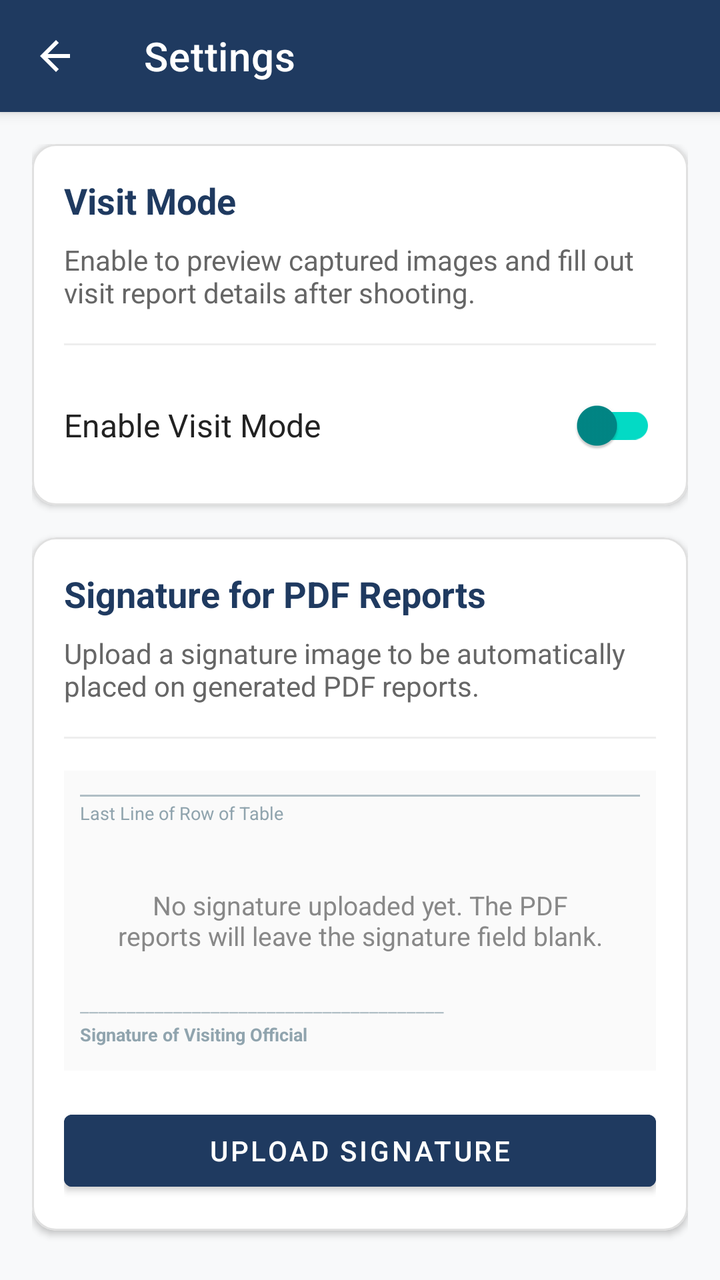
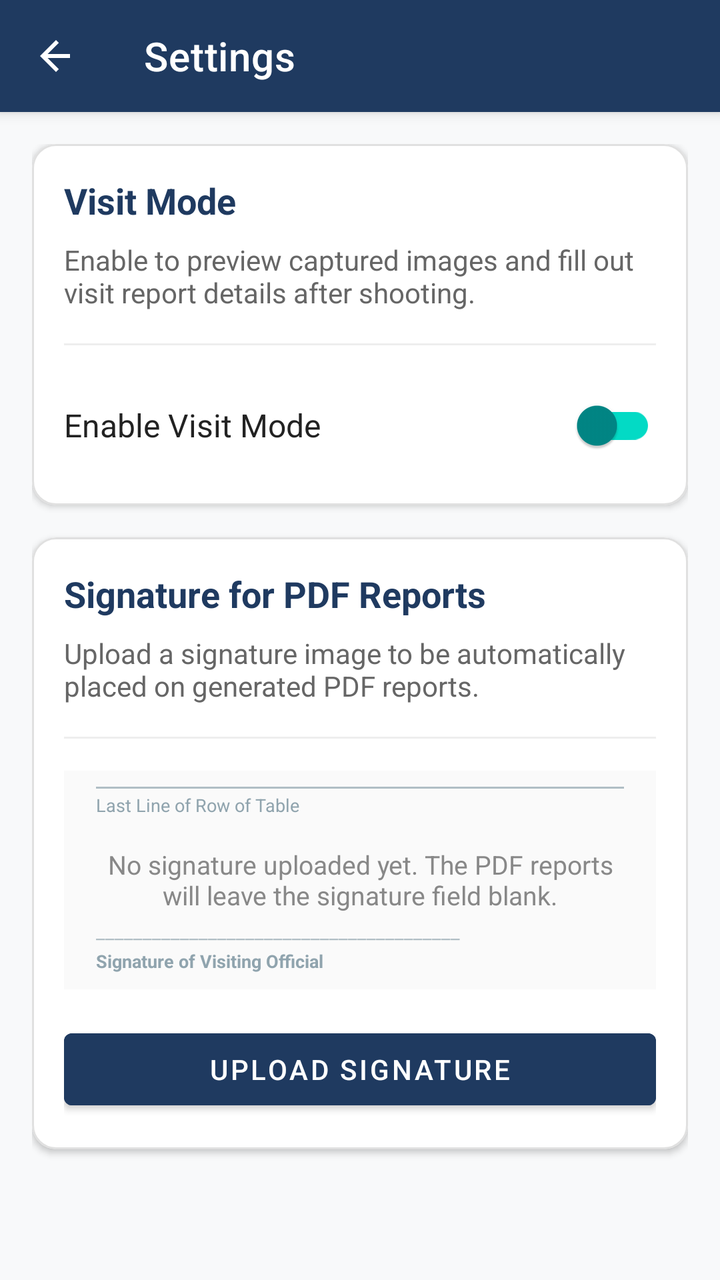

Compare the two renders of this Android layout. The source of the first and the diff that turns it into the second are given below.
<!-- AndroidManifest.xml: application theme Theme.MaterialComponents.Light.NoActionBar -->
<!-- res/layout/activity_settings.xml -->
<?xml version="1.0" encoding="utf-8"?>
<androidx.coordinatorlayout.widget.CoordinatorLayout xmlns:android="http://schemas.android.com/apk/res/android"
    xmlns:app="http://schemas.android.com/apk/res-auto"
    xmlns:tools="http://schemas.android.com/tools"
    android:layout_width="match_parent"
    android:layout_height="match_parent"
    android:background="#F8F9FA">

    
    <com.google.android.material.appbar.AppBarLayout
        android:layout_width="match_parent"
        android:layout_height="wrap_content"
        android:theme="@style/ThemeOverlay.MaterialComponents.Dark.ActionBar">

        <com.google.android.material.appbar.MaterialToolbar
            android:id="@+id/settingsToolbar"
            android:layout_width="match_parent"
            android:layout_height="?attr/actionBarSize"
            android:background="#1F3A60"
            app:title="@string/settings"
            app:titleTextColor="@color/white"
            app:navigationIcon="@drawable/ic_back_white" />

    </com.google.android.material.appbar.AppBarLayout>

    
    <androidx.core.widget.NestedScrollView
        android:layout_width="match_parent"
        android:layout_height="match_parent"
        app:layout_behavior="@string/appbar_scrolling_view_behavior">

        <LinearLayout
            android:layout_width="match_parent"
            android:layout_height="wrap_content"
            android:orientation="vertical"
            android:padding="16dp">

            
            <com.google.android.material.card.MaterialCardView
                android:layout_width="match_parent"
                android:layout_height="wrap_content"
                android:layout_marginBottom="16dp"
                app:cardCornerRadius="12dp"
                app:cardElevation="2dp"
                app:cardBackgroundColor="@color/white"
                app:strokeColor="#E0E0E0"
                app:strokeWidth="1dp">

                <LinearLayout
                    android:layout_width="match_parent"
                    android:layout_height="wrap_content"
                    android:orientation="vertical"
                    android:padding="16dp">

                    <TextView
                        android:layout_width="match_parent"
                        android:layout_height="wrap_content"
                        android:text="@string/visit_mode"
                        android:textColor="#1F3A60"
                        android:textSize="18sp"
                        android:textStyle="bold"
                        android:layout_marginBottom="8dp" />

                    <TextView
                        android:layout_width="match_parent"
                        android:layout_height="wrap_content"
                        android:text="@string/visit_mode_description"
                        android:textColor="#666666"
                        android:textSize="14sp"
                        android:layout_marginBottom="16dp" />

                    <View
                        android:layout_width="match_parent"
                        android:layout_height="1dp"
                        android:background="#EEEEEE"
                        android:layout_marginBottom="16dp" />

                    <com.google.android.material.switchmaterial.SwitchMaterial
                        android:id="@+id/visitModeSwitch"
                        android:layout_width="match_parent"
                        android:layout_height="wrap_content"
                        android:text="Enable Visit Mode"
                        android:textColor="#222222"
                        android:textSize="16sp"
                        app:thumbTint="@color/teal_700"
                        app:trackTint="@color/teal_200" />

                </LinearLayout>

            </com.google.android.material.card.MaterialCardView>

            
            <com.google.android.material.card.MaterialCardView
                android:layout_width="match_parent"
                android:layout_height="wrap_content"
                android:layout_marginBottom="24dp"
                app:cardCornerRadius="12dp"
                app:cardElevation="2dp"
                app:cardBackgroundColor="@color/white"
                app:strokeColor="#E0E0E0"
                app:strokeWidth="1dp">

                <LinearLayout
                    android:layout_width="match_parent"
                    android:layout_height="wrap_content"
                    android:orientation="vertical"
                    android:padding="16dp">

                    <TextView
                        android:layout_width="match_parent"
                        android:layout_height="wrap_content"
                        android:text="@string/signature_section_title"
                        android:textColor="#1F3A60"
                        android:textSize="18sp"
                        android:textStyle="bold"
                        android:layout_marginBottom="8dp" />

                    <TextView
                        android:layout_width="match_parent"
                        android:layout_height="wrap_content"
                        android:text="@string/signature_description"
                        android:textColor="#666666"
                        android:textSize="14sp"
                        android:layout_marginBottom="16dp" />

                    <View
                        android:layout_width="match_parent"
                        android:layout_height="1dp"
                        android:background="#EEEEEE"
                        android:layout_marginBottom="16dp" />

                    
                    <FrameLayout
                        android:layout_width="match_parent"
                        android:layout_height="150dp"
                        android:background="#FAFAFA"
                        android:padding="8dp"
                        android:clipChildren="false"
                        android:clipToPadding="false"
                        android:layout_marginBottom="16dp">

                        
                        <LinearLayout
                            android:layout_width="match_parent"
                            android:layout_height="wrap_content"
                            android:orientation="vertical"
                            android:layout_gravity="top"
                            android:layout_marginTop="4dp">
                            
                            <View
                                android:layout_width="match_parent"
                                android:layout_height="1dp"
                                android:background="#B0BEC5" />
                                
                            <TextView
                                android:layout_width="wrap_content"
                                android:layout_height="wrap_content"
                                android:text="Last Line of Row of Table"
                                android:textColor="#90A4AE"
                                android:textSize="9sp"
                                android:layout_marginTop="2dp" />
                        </LinearLayout>

                        
                        <LinearLayout
                            android:layout_width="match_parent"
                            android:layout_height="wrap_content"
                            android:orientation="vertical"
                            android:layout_gravity="bottom"
                            android:gravity="start"
                            android:layout_marginBottom="4dp">

                            <TextView
                                android:layout_width="wrap_content"
                                android:layout_height="wrap_content"
                                android:text="_______________________________________"
                                android:textColor="#B0BEC5"
                                android:textSize="10sp" />

                            <TextView
                                android:layout_width="wrap_content"
                                android:layout_height="wrap_content"
                                android:text="Signature of Visiting Official"
                                android:textColor="#90A4AE"
                                android:textStyle="bold"
                                android:textSize="9sp"
                                android:layout_marginTop="2dp" />
                        </LinearLayout>

                        
                        <com.google.android.material.card.MaterialCardView
                            android:id="@+id/signaturePreviewBorderCard"
                            android:layout_width="120dp"
                            android:layout_height="40dp"
                            android:layout_gravity="center"
                            app:cardCornerRadius="2dp"
                            app:cardElevation="0dp"
                            app:strokeColor="#1F3A60"
                            app:strokeWidth="1dp"
                            app:cardBackgroundColor="#22FFFFFF"
                            android:visibility="gone"
                            tools:visibility="visible">

                            <ImageView
                                android:id="@+id/signaturePreviewImage"
                                android:layout_width="match_parent"
                                android:layout_height="match_parent"
                                android:padding="2dp"
                                android:scaleType="fitXY" />

                        </com.google.android.material.card.MaterialCardView>

                        <TextView
                            android:id="@+id/noSignatureText"
                            android:layout_width="match_parent"
                            android:layout_height="match_parent"
                            android:gravity="center"
                            android:padding="16dp"
                            android:text="@string/no_signature_hint"
                            android:textColor="#888888"
                            android:textSize="13sp" />

                    </FrameLayout>

                    
                    <LinearLayout
                        android:layout_width="match_parent"
                        android:layout_height="wrap_content"
                        android:orientation="horizontal">

                        <com.google.android.material.button.MaterialButton
                            android:id="@+id/btnUploadSignature"
                            android:layout_width="0dp"
                            android:layout_height="wrap_content"
                            android:layout_weight="1.2"
                            android:text="@string/upload_signature"
                            android:backgroundTint="#1F3A60"
                            android:textColor="@color/white" />

                        <Space
                            android:id="@+id/btnEditSpace"
                            android:layout_width="8dp"
                            android:layout_height="wrap_content"
                            android:visibility="gone"
                            tools:visibility="visible" />

                        <com.google.android.material.button.MaterialButton
                            android:id="@+id/btnEditSignature"
                            style="@style/Widget.MaterialComponents.Button.OutlinedButton"
                            android:layout_width="0dp"
                            android:layout_height="wrap_content"
                            android:layout_weight="1"
                            android:text="Edit"
                            android:textColor="#1F3A60"
                            app:strokeColor="#1F3A60"
                            android:visibility="gone"
                            tools:visibility="visible" />

                        <Space
                            android:id="@+id/btnClearSpace"
                            android:layout_width="8dp"
                            android:layout_height="wrap_content"
                            android:visibility="gone"
                            tools:visibility="visible" />

                        <com.google.android.material.button.MaterialButton
                            android:id="@+id/btnClearSignature"
                            style="@style/Widget.MaterialComponents.Button.OutlinedButton"
                            android:layout_width="0dp"
                            android:layout_height="wrap_content"
                            android:layout_weight="1"
                            android:text="@string/clear_signature"
                            android:textColor="#D32F2F"
                            app:strokeColor="#D32F2F"
                            android:visibility="gone"
                            tools:visibility="visible" />

                    </LinearLayout>

                    
                    <LinearLayout
                        android:id="@+id/signatureSizeContainer"
                        android:layout_width="match_parent"
                        android:layout_height="wrap_content"
                        android:orientation="vertical"
                        android:layout_marginTop="16dp"
                        android:visibility="gone"
                        tools:visibility="visible">

                        <View
                            android:layout_width="match_parent"
                            android:layout_height="1dp"
                            android:background="#EEEEEE"
                            android:layout_marginBottom="12dp" />

                        <TextView
                            android:layout_width="match_parent"
                            android:layout_height="wrap_content"
                            android:text="PDF Signature Sizing (Dynamic)"
                            android:textStyle="bold"
                            android:textColor="#1F3A60"
                            android:textSize="13sp"
                            android:layout_marginBottom="8dp" />

                        
                        <TextView
                            android:id="@+id/sigWidthLabel"
                            android:layout_width="match_parent"
                            android:layout_height="wrap_content"
                            android:text="Display Width: 120pt"
                            android:textSize="12sp"
                            android:textColor="#555555"
                            android:layout_marginBottom="4dp" />

                        <SeekBar
                            android:id="@+id/sigWidthSeekBar"
                            android:layout_width="match_parent"
                            android:layout_height="wrap_content"
                            android:max="300"
                            android:progress="120"
                            android:paddingStart="12dp"
                            android:paddingEnd="12dp"
                            android:layout_marginBottom="12dp" />

                        
                        <TextView
                            android:id="@+id/sigHeightLabel"
                            android:layout_width="match_parent"
                            android:layout_height="wrap_content"
                            android:text="Display Height: 40pt"
                            android:textSize="12sp"
                            android:textColor="#555555"
                            android:layout_marginBottom="4dp" />

                        <SeekBar
                            android:id="@+id/sigHeightSeekBar"
                            android:layout_width="match_parent"
                            android:layout_height="wrap_content"
                            android:max="150"
                            android:progress="40"
                            android:paddingStart="12dp"
                            android:paddingEnd="12dp"
                            android:layout_marginBottom="12dp" />

                        
                        <TextView
                            android:id="@+id/sigOffsetXLabel"
                            android:layout_width="match_parent"
                            android:layout_height="wrap_content"
                            android:text="Horizontal Shift: 0pt"
                            android:textSize="12sp"
                            android:textColor="#555555"
                            android:layout_marginBottom="4dp" />

                        <SeekBar
                            android:id="@+id/sigOffsetXSeekBar"
                            android:layout_width="match_parent"
                            android:layout_height="wrap_content"
                            android:max="200"
                            android:progress="100"
                            android:paddingStart="12dp"
                            android:paddingEnd="12dp"
                            android:layout_marginBottom="12dp" />

                        
                        <TextView
                            android:id="@+id/sigOffsetYLabel"
                            android:layout_width="match_parent"
                            android:layout_height="wrap_content"
                            android:text="Vertical Shift: 0pt"
                            android:textSize="12sp"
                            android:textColor="#555555"
                            android:layout_marginBottom="4dp" />

                        <SeekBar
                            android:id="@+id/sigOffsetYSeekBar"
                            android:layout_width="match_parent"
                            android:layout_height="wrap_content"
                            android:max="120"
                            android:progress="60"
                            android:paddingStart="12dp"
                            android:paddingEnd="12dp"
                            android:layout_marginBottom="12dp" />

                        
                        <TextView
                            android:id="@+id/sigRotationLabel"
                            android:layout_width="match_parent"
                            android:layout_height="wrap_content"
                            android:text="Curve/Slant Rotation: 0°"
                            android:textSize="12sp"
                            android:textColor="#555555"
                            android:layout_marginBottom="4dp" />

                        <SeekBar
                            android:id="@+id/sigRotationSeekBar"
                            android:layout_width="match_parent"
                            android:layout_height="wrap_content"
                            android:max="90"
                            android:progress="45"
                            android:paddingStart="12dp"
                            android:paddingEnd="12dp" />

                    </LinearLayout>

                </LinearLayout>

            </com.google.android.material.card.MaterialCardView>

        </LinearLayout>

    </androidx.core.widget.NestedScrollView>

</androidx.coordinatorlayout.widget.CoordinatorLayout>
<!-- resources referenced by this layout -->
<resources>
  <color name="teal_200">#FF03DAC5</color>
  <color name="teal_700">#FF018786</color>
  <color name="white">#FFFFFFFF</color>
  <!-- drawable ic_back_white (drawable) -->
  <vector xmlns:android="http://schemas.android.com/apk/res/android"
      android:width="24dp"
      android:height="24dp"
      android:viewportWidth="24"
      android:viewportHeight="24"
      android:tint="@android:color/white">
      <path
          android:fillColor="@android:color/white"
          android:pathData="M19,11H7.83l5.59,-5.59L12,4l-8,8 8,8 1.41,-1.41L7.83,13H19v-2z"/>
  </vector>
  <string name="clear_signature">Clear Signature</string>
  <string name="no_signature_hint">No signature uploaded yet. The PDF reports will leave the signature field blank.</string>
  <string name="settings">Settings</string>
  <string name="signature_description">Upload a signature image to be automatically placed on generated PDF reports.</string>
  <string name="signature_section_title">Signature for PDF Reports</string>
  <string name="upload_signature">Upload Signature</string>
  <string name="visit_mode">Visit Mode</string>
  <string name="visit_mode_description">Enable to preview captured images and fill out visit report details after shooting.</string>
</resources>

<!-- the commit's change to res/layout/activity_settings.xml (unified diff, before → after) -->
@@ -131,84 +131,109 @@
 
                     
                     <FrameLayout
-                        android:layout_width="match_parent"
-                        android:layout_height="150dp"
+                        android:id="@+id/signaturePreviewFrame"
+                        android:layout_width="match_parent"
+                        android:layout_height="wrap_content"
                         android:background="#FAFAFA"
-                        android:padding="8dp"
                         android:clipChildren="false"
                         android:clipToPadding="false"
                         android:layout_marginBottom="16dp">
 
                         
                         <LinearLayout
+                            android:id="@+id/signaturePreviewContentArea"
                             android:layout_width="match_parent"
                             android:layout_height="wrap_content"
                             android:orientation="vertical"
-                            android:layout_gravity="top"
-                            android:layout_marginTop="4dp">
+                            android:layout_marginStart="16dp"
+                            android:layout_marginEnd="16dp"
+                            android:layout_marginTop="8dp"
+                            android:layout_marginBottom="8dp"
+                            android:clipChildren="false"
+                            android:clipToPadding="false">
+
                             
-                            <View
+                            <LinearLayout
+                                android:id="@+id/sigPreviewTableLine"
                                 android:layout_width="match_parent"
-                                android:layout_height="1dp"
-                                android:background="#B0BEC5" />
+                                android:layout_height="wrap_content"
+                                android:orientation="vertical">
                                 
-                            <TextView
-                                android:layout_width="wrap_content"
+                                <View
+                                    android:layout_width="match_parent"
+                                    android:layout_height="1dp"
+                                    android:background="#B0BEC5" />
+                                    
+                                <TextView
+                                    android:layout_width="wrap_content"
+                                    android:layout_height="wrap_content"
+                                    android:text="Last Line of Row of Table"
+                                    android:textColor="#90A4AE"
+                                    android:textSize="9sp"
+                                    android:layout_marginTop="2dp" />
+                            </LinearLayout>
+
+                            
+                            <FrameLayout
+                                android:id="@+id/sigPreviewFloatArea"
+                                android:layout_width="match_parent"
+                                android:layout_height="50dp"
+                                android:clipChildren="false"
+                                android:clipToPadding="false">
+
+                                
+                                
+                                <com.google.android.material.card.MaterialCardView
+                                    android:id="@+id/signaturePreviewBorderCard"
+                                    android:layout_width="120dp"
+                                    android:layout_height="40dp"
+                                    android:layout_gravity="bottom|start"
+                                    android:layout_marginBottom="2dp"
+                                    app:cardCornerRadius="2dp"
+                                    app:cardElevation="0dp"
+                                    app:strokeColor="#1F3A60"
+                                    app:strokeWidth="1dp"
+                                    app:cardBackgroundColor="#22FFFFFF"
+                                    android:visibility="gone"
+                                    tools:visibility="visible">
+
+                                    <ImageView
+                                        android:id="@+id/signaturePreviewImage"
+                                        android:layout_width="match_parent"
+                                        android:layout_height="match_parent"
+                                        android:padding="2dp"
+                                        android:scaleType="fitXY" />
+
+                                </com.google.android.material.card.MaterialCardView>
+
+                            </FrameLayout>
+
+                            
+                            <LinearLayout
+                                android:id="@+id/sigPreviewSignatureLine"
+                                android:layout_width="match_parent"
                                 android:layout_height="wrap_content"
-                                android:text="Last Line of Row of Table"
-                                android:textColor="#90A4AE"
-                                android:textSize="9sp"
-                                android:layout_marginTop="2dp" />
+                                android:orientation="vertical"
+                                android:gravity="start">
+
+                                <TextView
+                                    android:layout_width="wrap_content"
+                                    android:layout_height="wrap_content"
+                                    android:text="_______________________________________"
+                                    android:textColor="#B0BEC5"
+                                    android:textSize="10sp" />
+
+                                <TextView
+                                    android:layout_width="wrap_content"
+                                    android:layout_height="wrap_content"
+                                    android:text="Signature of Visiting Official"
+                                    android:textColor="#90A4AE"
+                                    android:textStyle="bold"
+                                    android:textSize="9sp"
+                                    android:layout_marginTop="2dp" />
+                            </LinearLayout>
+
                         </LinearLayout>
-
-                        
-                        <LinearLayout
-                            android:layout_width="match_parent"
-                            android:layout_height="wrap_content"
-                            android:orientation="vertical"
-                            android:layout_gravity="bottom"
-                            android:gravity="start"
-                            android:layout_marginBottom="4dp">
-
-                            <TextView
-                                android:layout_width="wrap_content"
-                                android:layout_height="wrap_content"
-                                android:text="_______________________________________"
-                                android:textColor="#B0BEC5"
-                                android:textSize="10sp" />
-
-                            <TextView
-                                android:layout_width="wrap_content"
-                                android:layout_height="wrap_content"
-                                android:text="Signature of Visiting Official"
-                                android:textColor="#90A4AE"
-                                android:textStyle="bold"
-                                android:textSize="9sp"
-                                android:layout_marginTop="2dp" />
-                        </LinearLayout>
-
-                        
-                        <com.google.android.material.card.MaterialCardView
-                            android:id="@+id/signaturePreviewBorderCard"
-                            android:layout_width="120dp"
-                            android:layout_height="40dp"
-                            android:layout_gravity="center"
-                            app:cardCornerRadius="2dp"
-                            app:cardElevation="0dp"
-                            app:strokeColor="#1F3A60"
-                            app:strokeWidth="1dp"
-                            app:cardBackgroundColor="#22FFFFFF"
-                            android:visibility="gone"
-                            tools:visibility="visible">
-
-                            <ImageView
-                                android:id="@+id/signaturePreviewImage"
-                                android:layout_width="match_parent"
-                                android:layout_height="match_parent"
-                                android:padding="2dp"
-                                android:scaleType="fitXY" />
-
-                        </com.google.android.material.card.MaterialCardView>
 
                         <TextView
                             android:id="@+id/noSignatureText"
